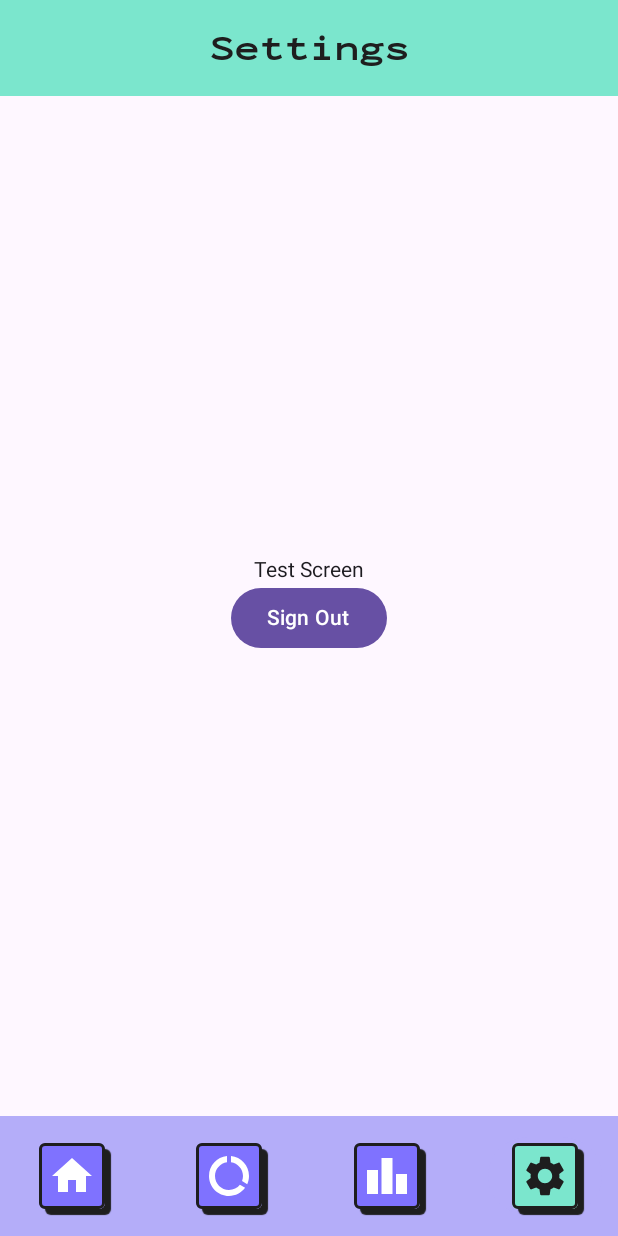
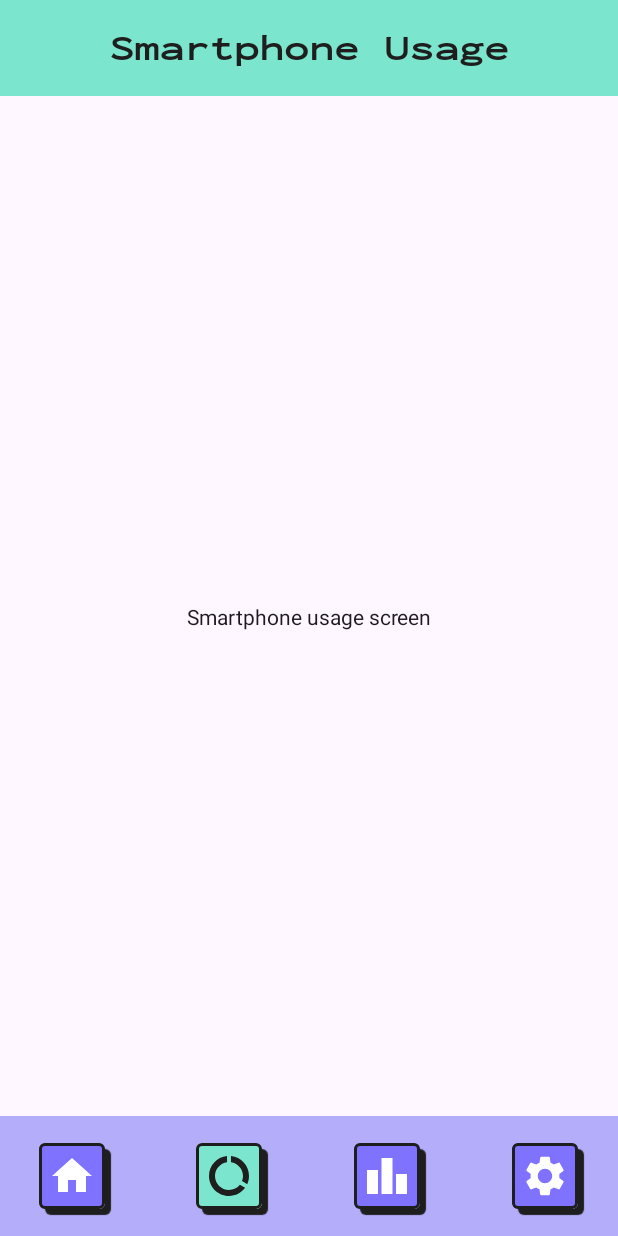
Before and after one commit to LucaSamore/Julie, an Android app built with Jetpack Compose: the SettingsScreen screen opened through its navigation route, item 2 of the bottom bar chosen, on a phone screen of 412 x 824 dp. Run offline under Robolectric (Android 15) with nearby library versions, the phone set to English and light mode, and no system bars; our stand-ins replace Dagger/Hilt's generated code, Firebase (no records; nobody signed in at launch, a user with empty details on screens opened directly); libraries missing offline, so code that uses them is left out: arrow.core, arrow.core.nonEmptyListOf; pictures from the network do not load; 4 statements that could not run were skipped.

Commit message:
Add smartphone usage screen and viewmodel

```diff
--- a/app/src/main/java/com/example/julie/Lce.kt
+++ b/app/src/main/java/com/example/julie/Lce.kt
@@ -9,6 +9,7 @@ import com.example.data.authentication.UserSignedOut
 import com.example.data.authentication.UserSignedUp
 import com.example.data.authentication.VerificationEmailSent
 import com.example.julie.home.HomeScreenContent
+import com.example.julie.smartphoneusage.SmartphoneUsageScreenContent
 
 sealed interface Lce<out E, out A> {
     data object Loading : Lce<Nothing, Nothing>
@@ -28,4 +29,6 @@ typealias VerifyEmailState = Lce<Problem, VerificationEmailSent>
 
 typealias HomeScreenState = Lce<Problem, HomeScreenContent>
 
+typealias SmartphoneUsageScreenState = Lce<Problem, SmartphoneUsageScreenContent>
+
 typealias SettingsScreenState = Lce<AuthenticationProblem, UserSignedOut>
--- a/app/src/main/java/com/example/julie/components/NeubrutalBottomBar.kt
+++ b/app/src/main/java/com/example/julie/components/NeubrutalBottomBar.kt
@@ -68,8 +68,12 @@ internal fun NeubrutalBottomBar(modifier: Modifier, navController: NavHostContro
         )
 
         NavigationBarItem(
-            selected = currentScreen == Destination.Home.name,
-            onClick = { /*TODO*/},
+            selected = currentScreen == Destination.SmartphoneUsage.name,
+            onClick = {
+                navController.navigate(Destination.SmartphoneUsage.name) {
+                    popUpTo(Destination.SmartphoneUsage.name) { inclusive = true }
+                }
+            },
             icon = {
                 Box(
                     modifier =
@@ -77,7 +81,7 @@ internal fun NeubrutalBottomBar(modifier: Modifier, navController: NavHostContro
                             .neubrutalismElevation()
                             .background(
                                 color =
-                                    if (currentScreen == Destination.Home.name)
+                                    if (currentScreen == Destination.SmartphoneUsage.name)
                                         NeobrutalismTheme.colors.buttonPrimary
                                     else NeobrutalismTheme.colors.contentPrimary
                             )
@@ -86,7 +90,7 @@ internal fun NeubrutalBottomBar(modifier: Modifier, navController: NavHostContro
                         ImageVector.vectorResource(R.drawable.baseline_data_usage_24),
                         contentDescription = "Data Visualization",
                         tint =
-                            if (currentScreen == Destination.Home.name)
+                            if (currentScreen == Destination.SmartphoneUsage.name)
                                 NeobrutalismTheme.colors.text
                             else Color.White,
                         modifier = modifier.padding(6.dp).size(32.dp, 32.dp)
--- a/app/src/main/java/com/example/julie/navigation/Destination.kt
+++ b/app/src/main/java/com/example/julie/navigation/Destination.kt
@@ -11,5 +11,7 @@ sealed class Destination(val name: String) {
 
     data object Home : Destination("Home")
 
+    data object SmartphoneUsage : Destination("Smartphone Usage")
+
     data object Settings : Destination("Settings")
 }
--- a/app/src/main/java/com/example/julie/navigation/NavigationGraph.kt
+++ b/app/src/main/java/com/example/julie/navigation/NavigationGraph.kt
@@ -12,6 +12,7 @@ import com.example.julie.passwordreset.PasswordResetScreen
 import com.example.julie.settings.SettingsScreen
 import com.example.julie.signin.SignInScreen
 import com.example.julie.signup.SignUpScreen
+import com.example.julie.smartphoneusage.SmartphoneUsageScreen
 import com.example.julie.verifyemail.VerifyEmailScreen
 
 @Composable
@@ -32,6 +33,10 @@ internal fun NavigationGraph(
                 homeViewModel = hiltViewModel(),
                 paddingValues = paddingValues
             )
+        }
+
+        composable(route = Destination.SmartphoneUsage.name) {
+            SmartphoneUsageScreen(modifier = modifier, smartphoneUsageViewModel = hiltViewModel(), paddingValues = paddingValues)
         }
 
         composable(route = Destination.Settings.name) {
--- a/app/src/main/java/com/example/julie/settings/SettingsScreen.kt
+++ b/app/src/main/java/com/example/julie/settings/SettingsScreen.kt
@@ -5,7 +5,6 @@ import androidx.compose.foundation.layout.Column
 import androidx.compose.foundation.layout.PaddingValues
 import androidx.compose.foundation.layout.fillMaxSize
 import androidx.compose.foundation.layout.padding
-import androidx.compose.material3.Button
 import androidx.compose.material3.Text
 import androidx.compose.runtime.Composable
 import androidx.compose.runtime.collectAsState
@@ -18,6 +17,7 @@ import androidx.compose.ui.Modifier
 import androidx.compose.ui.graphics.Color
 import androidx.compose.ui.text.style.TextAlign
 import com.example.julie.Lce
+import com.example.julie.components.NeubrutalPrimaryButton
 
 @Composable
 internal fun SettingsScreen(
@@ -32,17 +32,20 @@ internal fun SettingsScreen(
     var errorMessageHidden by rememberSaveable { mutableStateOf(true) }
 
     Column(
-        modifier = modifier.fillMaxSize().padding(paddingValues),
+        modifier = modifier
+            .fillMaxSize()
+            .padding(paddingValues),
         verticalArrangement = Arrangement.Center,
         horizontalAlignment = Alignment.CenterHorizontally
     ) {
-        Text(text = "Test Screen")
 
         if (!errorMessageHidden) {
             Text(text = errorMessage, color = Color.Red, textAlign = TextAlign.Center)
         }
 
-        Button(onClick = { settingsViewModel.signOut() }) { Text(text = "Sign Out") }
+        NeubrutalPrimaryButton(modifier = modifier, text = "SIGN OUT") {
+            settingsViewModel.signOut()
+        }
 
         when (val currentState = state) {
             is Lce.Loading -> {
--- /dev/null
+++ b/app/src/main/java/com/example/julie/smartphoneusage/SmartphoneUsageScreen.kt
@@ -0,0 +1,29 @@
+package com.example.julie.smartphoneusage
+
+import androidx.compose.foundation.layout.Arrangement
+import androidx.compose.foundation.layout.Column
+import androidx.compose.foundation.layout.PaddingValues
+import androidx.compose.foundation.layout.fillMaxSize
+import androidx.compose.material3.Text
+import androidx.compose.runtime.Composable
+import androidx.compose.runtime.collectAsState
+import androidx.compose.runtime.getValue
+import androidx.compose.ui.Alignment
+import androidx.compose.ui.Modifier
+
+@Composable
+internal fun SmartphoneUsageScreen(
+    modifier: Modifier,
+    smartphoneUsageViewModel: SmartphoneUsageViewModel,
+    paddingValues: PaddingValues
+) {
+    val state by smartphoneUsageViewModel.smartphoneUsageScreenState.collectAsState()
+
+    Column(
+        modifier = modifier.fillMaxSize(),
+        verticalArrangement = Arrangement.Center,
+        horizontalAlignment = Alignment.CenterHorizontally
+    ) {
+        Text(text = "Smartphone usage screen")
+    }
+}
--- /dev/null
+++ b/app/src/main/java/com/example/julie/smartphoneusage/SmartphoneUsageViewModel.kt
@@ -0,0 +1,22 @@
+package com.example.julie.smartphoneusage
+
+import androidx.lifecycle.ViewModel
+import com.example.julie.Lce
+import com.example.julie.SmartphoneUsageScreenState
+import dagger.hilt.android.lifecycle.HiltViewModel
+import kotlinx.coroutines.flow.MutableStateFlow
+import kotlinx.coroutines.flow.asStateFlow
+import javax.inject.Inject
+
+class SmartphoneUsageScreenContent
+
+@HiltViewModel
+internal class SmartphoneUsageViewModel @Inject constructor(
+
+): ViewModel() {
+
+    private val _smartphoneUsageScreenState = MutableStateFlow<SmartphoneUsageScreenState>(value = Lce.Loading)
+    val smartphoneUsageScreenState = _smartphoneUsageScreenState.asStateFlow()
+
+
+}
```
